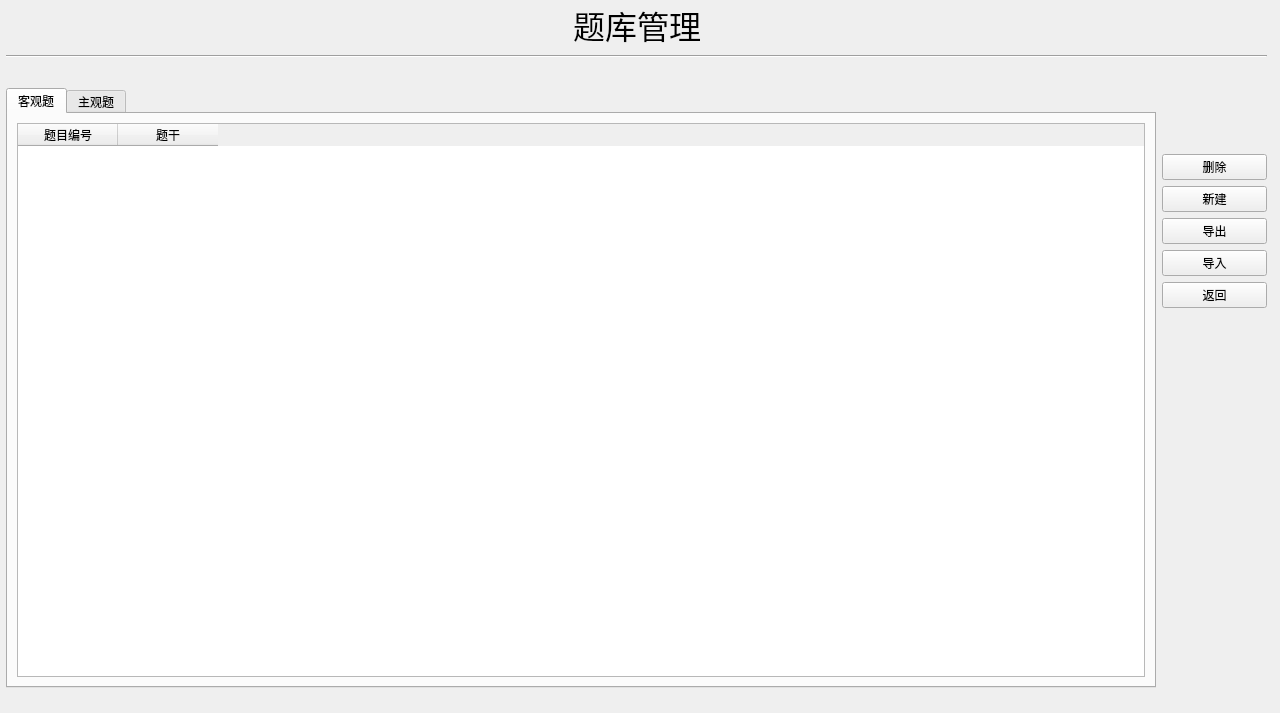
AlanForeverAi/Exams, file server/QuestionsManageUI.ui: the form before one commit.
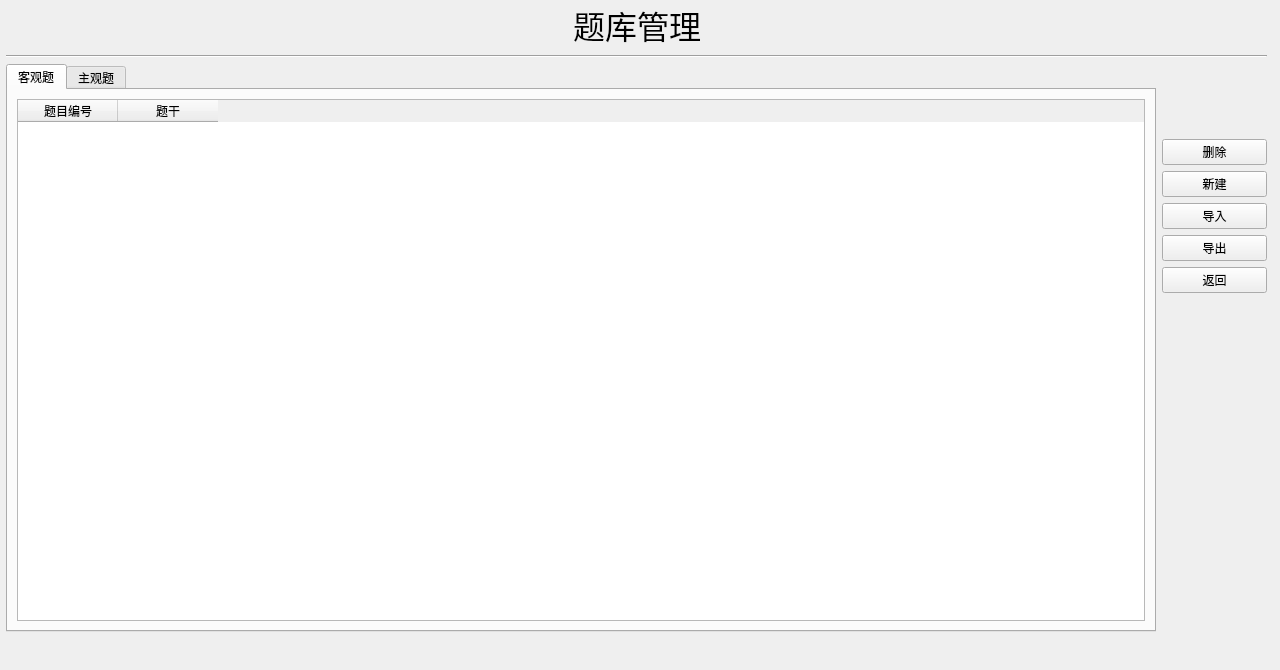
The form after the commit.

What changed in the file:
```diff
--- a/server/QuestionsManageUI.ui
+++ b/server/QuestionsManageUI.ui
@@ -13,13 +13,13 @@
     <x>0</x>
     <y>0</y>
     <width>1280</width>
-    <height>713</height>
+    <height>670</height>
    </rect>
   </property>
   <property name="minimumSize">
    <size>
     <width>1280</width>
-    <height>690</height>
+    <height>670</height>
    </size>
   </property>
   <property name="maximumSize">
@@ -46,7 +46,7 @@
      <x>6</x>
      <y>1</y>
      <width>1261</width>
-     <height>711</height>
+     <height>631</height>
     </rect>
    </property>
    <layout class="QVBoxLayout" name="verticalLayout_2">
@@ -277,25 +277,6 @@
           </property>
          </widget>
         </item>
-        <item>
-         <widget class="QPushButton" name="pushButton_export">
-          <property name="sizePolicy">
-           <sizepolicy hsizetype="Minimum" vsizetype="Fixed">
-            <horstretch>0</horstretch>
-            <verstretch>0</verstretch>
-           </sizepolicy>
-          </property>
-          <property name="maximumSize">
-           <size>
-            <width>16777215</width>
-            <height>50</height>
-           </size>
-          </property>
-          <property name="text">
-           <string>导出</string>
-          </property>
-         </widget>
-        </item>
         <item>
          <widget class="QPushButton" name="pushButton_import">
           <property name="sizePolicy">
@@ -315,6 +296,25 @@
           </property>
          </widget>
         </item>
+        <item>
+         <widget class="QPushButton" name="pushButton_export">
+          <property name="sizePolicy">
+           <sizepolicy hsizetype="Minimum" vsizetype="Fixed">
+            <horstretch>0</horstretch>
+            <verstretch>0</verstretch>
+           </sizepolicy>
+          </property>
+          <property name="maximumSize">
+           <size>
+            <width>16777215</width>
+            <height>50</height>
+           </size>
+          </property>
+          <property name="text">
+           <string>导出</string>
+          </property>
+         </widget>
+        </item>
         <item>
          <widget class="QPushButton" name="pushButton_back">
           <property name="sizePolicy">
```
